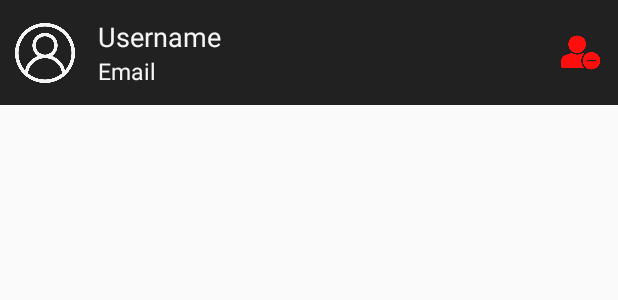
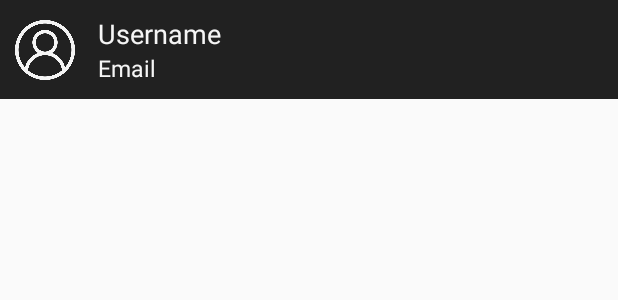
Before and after one commit to CharbelNohra/DevBoost_Android, an Android app: the layout user_item.xml on its own in the app's theme, with its tools: preview values and no code run, on a phone screen of 412 x 824 dp. Shown: the top 300 px of the screen. Run offline under Robolectric (Android 15) with nearby library versions, the phone set to English and light mode, and no system bars.

Commit message:
Removed the delete icon from the allUsers page and its functionality

```diff
--- a/app/src/main/res/layout/user_item.xml
+++ b/app/src/main/res/layout/user_item.xml
@@ -28,7 +28,6 @@
         app:layout_constraintStart_toEndOf="@id/avatar"
         app:layout_constraintTop_toTopOf="parent"
         app:layout_constraintBottom_toBottomOf="parent"
-        app:layout_constraintEnd_toStartOf="@id/delete"
         android:layout_marginEnd="10dp">
 
         <TextView
@@ -50,15 +49,4 @@
             android:textSize="15sp" />
     </LinearLayout>
 
-    <!-- Delete Icon -->
-    <ImageView
-        android:id="@+id/delete"
-        android:layout_width="30dp"
-        android:layout_height="50dp"
-        app:layout_constraintEnd_toEndOf="parent"
-        app:layout_constraintTop_toTopOf="parent"
-        app:layout_constraintBottom_toBottomOf="parent"
-        app:tint="@color/danger"
-        android:src="@drawable/ic_delete" />
-
 </androidx.constraintlayout.widget.ConstraintLayout>
```
Also changed, not shown: app/src/main/java/com/example/bottomnavigation/botNavBar/Settings.java (+6 -4 lines), app/src/main/java/com/example/bottomnavigation/userList/UserAdapter.java (+1 -17 lines).
